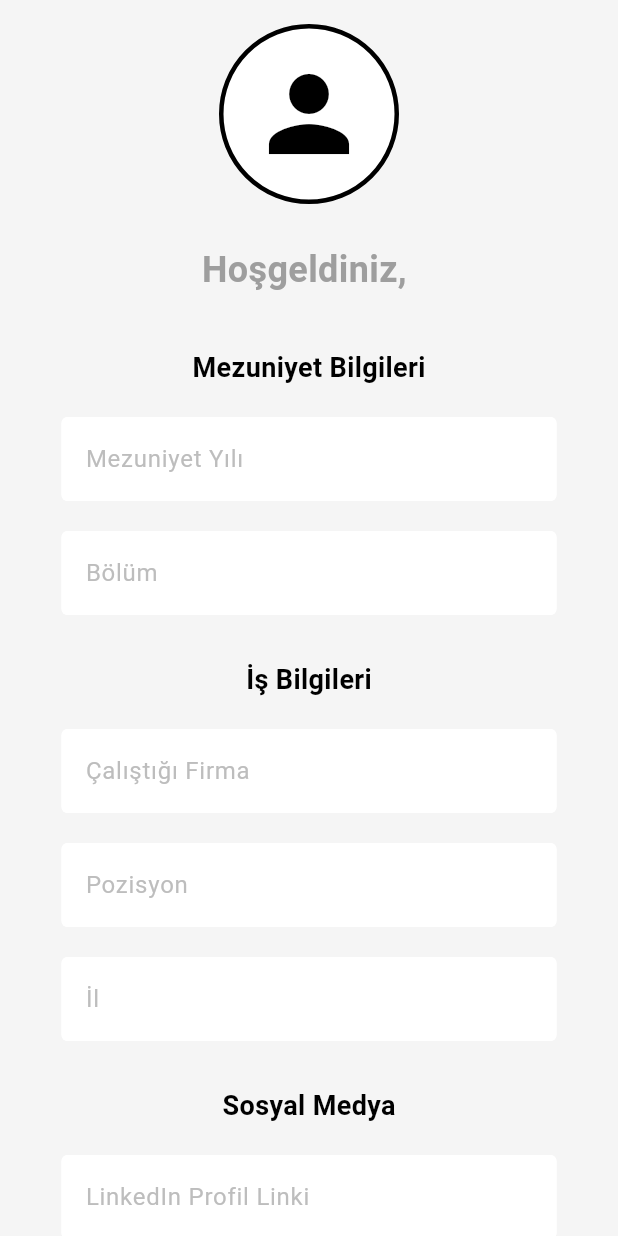
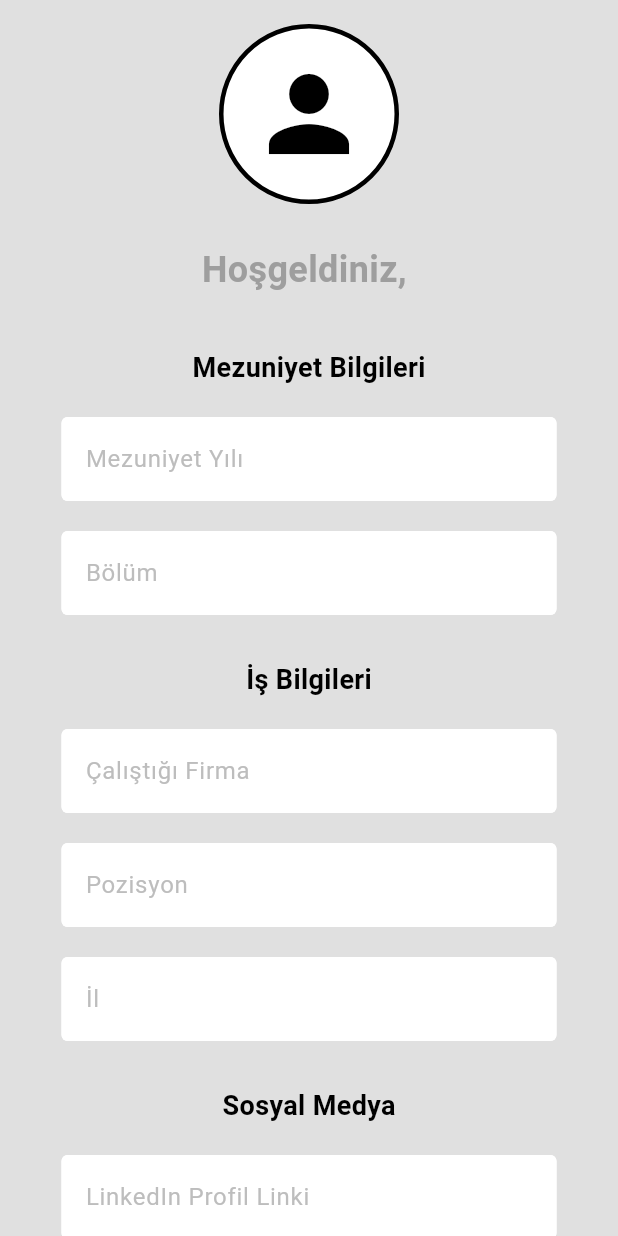
Before and after one commit to kaanhancerr/Selcuk_Alumni_Platform, a Flutter app: the ProfilSayfasi screen opened directly, on a phone screen of 412 x 824 dp. Run offline on Flutter 3.47's test engine with Material 3 defaults, Android fonts, the light colour scheme and no system bars; our stand-ins replace cloud_firestore, firebase_auth, firebase_core; accounts and stored records are empty.

Commit message:
arka plan rengi degisti

```diff
--- a/lib/pages/profil_sayfasi.dart
+++ b/lib/pages/profil_sayfasi.dart
@@ -1,6 +1,7 @@
 import 'package:flutter/material.dart';
 import 'package:cloud_firestore/cloud_firestore.dart';
 import 'package:firebase_auth/firebase_auth.dart';
+import 'package:selcuk_alumni_platform/components/my_button.dart';
 import 'package:selcuk_alumni_platform/components/my_textfield.dart';
 
 class ProfilSayfasi extends StatefulWidget {
@@ -101,7 +102,7 @@ class _ProfilSayfasiState extends State<ProfilSayfasi> {
     }
 
     return Scaffold(
-      backgroundColor: Colors.grey[100],
+      backgroundColor: Colors.grey[300],
       body: SingleChildScrollView(
         padding: const EdgeInsets.all(16),
         child: Form(
@@ -259,14 +260,22 @@ class _ProfilSayfasiState extends State<ProfilSayfasi> {
                 },
               ),
               const SizedBox(height: 20),
+              // SizedBox(
+              //   width: double.infinity,
+              //   child: ElevatedButton(
+              //     onPressed: _isLoading? null : _saveProfile,
+              //     style: ElevatedButton.styleFrom(
+              //       padding: const EdgeInsets.symmetric(vertical: 10),
+              //     ),
+              //     child: Text(_isLoading ? 'Kaydediliyor...' : 'Kaydet'),
+              //   ),
+              // ),
               SizedBox(
-                width: double.infinity,
-                child: ElevatedButton(
-                  onPressed: _isLoading ? null : _saveProfile,
-                  style: ElevatedButton.styleFrom(
-                    padding: const EdgeInsets.symmetric(vertical: 15),
-                  ),
-                  child: Text(_isLoading ? 'Kaydediliyor...' : 'Kaydet'),
+                width: 300,
+                height: 50,
+                child: MyButton(
+                  text: _isLoading ? "Kaydediliyor..." : "Kaydet",
+                  onTap: _isLoading ? null : _saveProfile,
                 ),
               ),
             ],
```
